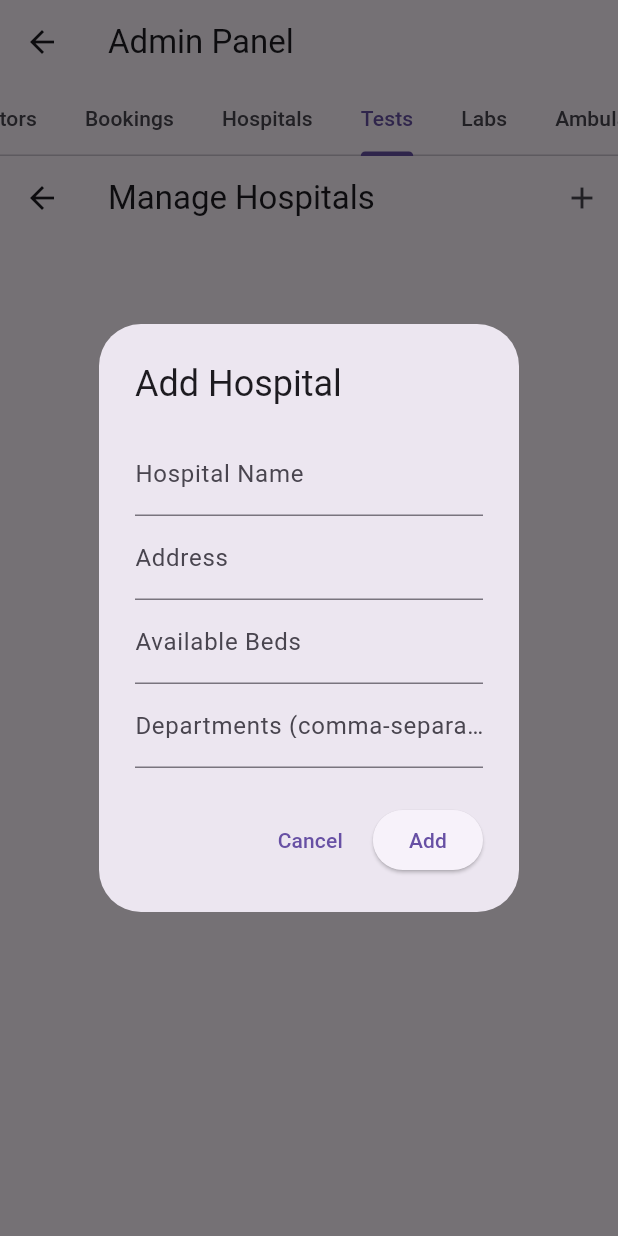
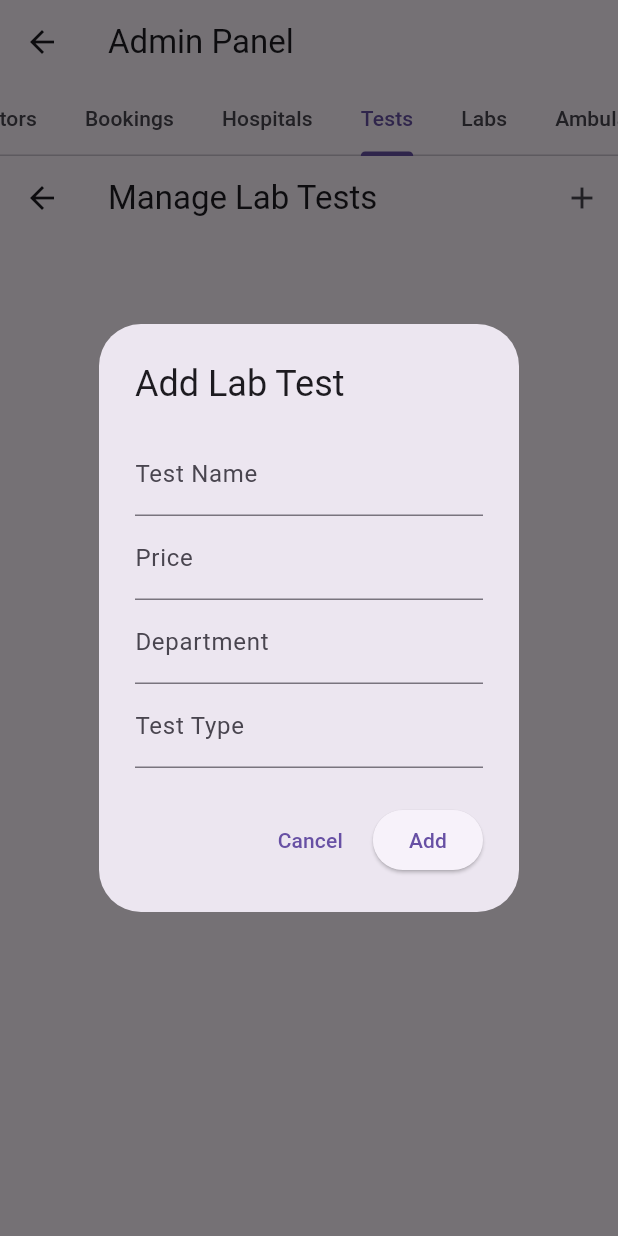
Before and after one commit to rggit-cyber/myDoctorApp, a Flutter app: the AdminPanel screen opened directly, tab 4 chosen, after a tap on the "add" icon, on a phone screen of 412 x 824 dp. Run offline on Flutter 3.47's test engine with Material 3 defaults, Android fonts, the phone set to English and light mode, and no system bars; our stand-ins replace cloud_firestore, firebase_auth, firebase_core, fluttertoast; accounts and stored records are empty.

Commit message:
manage lab tests and ambulance added

```diff
--- a/lib/admin_panel.dart
+++ b/lib/admin_panel.dart
@@ -1,3 +1,6 @@
+import 'package:doctor_app/manage_ambulance_page.dart';
+import 'package:doctor_app/manage_lab_tests_page.dart';
+import 'package:doctor_app/manage_labs_page.dart';
 import 'package:flutter/material.dart';
 import 'manage_doctors_page.dart';
 import 'manage_bookings_page.dart';
@@ -51,9 +54,9 @@ class _AdminPanelState extends State<AdminPanel>
           ManageDoctorsPage(),
           ManageBookingsPage(),
           ManageHospitalsPage(),
-          // ManageTestsPage(),
-          // ManageLabsPage(),
-          // ManageAmbulancePage(),
+          ManageLabTestsPage(),
+          ManageLabsPage(),
+          ManageAmbulancePage(),
         ],
       ),
     );
--- /dev/null
+++ b/lib/manage_lab_tests_page.dart
@@ -0,0 +1,197 @@
+import 'package:flutter/material.dart';
+import 'package:cloud_firestore/cloud_firestore.dart';
+
+class ManageLabTestsPage extends StatefulWidget {
+  @override
+  _ManageLabTestsPageState createState() => _ManageLabTestsPageState();
+}
+
+class _ManageLabTestsPageState extends State<ManageLabTestsPage> {
+  final FirebaseFirestore _firestore = FirebaseFirestore.instance;
+
+  void _addLabTest(BuildContext context) {
+    showDialog(
+      context: context,
+      builder: (context) {
+        String testName = '';
+        double price = 0.0;
+        String department = '';
+        String testType = '';
+
+        return AlertDialog(
+          title: Text("Add Lab Test"),
+          content: SingleChildScrollView(
+            child: Column(
+              mainAxisSize: MainAxisSize.min,
+              children: [
+                TextField(
+                  decoration: InputDecoration(labelText: "Test Name"),
+                  onChanged: (value) => testName = value,
+                ),
+                TextField(
+                  decoration: InputDecoration(labelText: "Price"),
+                  keyboardType: TextInputType.number,
+                  onChanged: (value) => price = double.tryParse(value) ?? 0.0,
+                ),
+                TextField(
+                  decoration: InputDecoration(labelText: "Department"),
+                  onChanged: (value) => department = value,
+                ),
+                TextField(
+                  decoration: InputDecoration(labelText: "Test Type"),
+                  onChanged: (value) => testType = value,
+                ),
+              ],
+            ),
+          ),
+          actions: [
+            TextButton(
+              onPressed: () => Navigator.pop(context),
+              child: Text("Cancel"),
+            ),
+            ElevatedButton(
+              onPressed: () {
+                if (testName.isNotEmpty &&
+                    price > 0.0 &&
+                    department.isNotEmpty &&
+                    testType.isNotEmpty) {
+                  _firestore.collection('lab_tests').add({
+                    'name': testName,
+                    'price': price,
+                    'department': department,
+                    'test_type': testType,
+                  });
+                  Navigator.pop(context);
+                }
+              },
+              child: Text("Add"),
+            ),
+          ],
+        );
+      },
+    );
+  }
+
+  void _editLabTest(
+      BuildContext context, String testId, Map<String, dynamic> currentData) {
+    showDialog(
+      context: context,
+      builder: (context) {
+        String testName = currentData['name'] ?? '';
+        double price = currentData['price'] ?? 0.0;
+        String department = currentData['department'] ?? '';
+        String testType = currentData['test_type'] ?? '';
+
+        return AlertDialog(
+          title: Text("Edit Lab Test"),
+          content: SingleChildScrollView(
+            child: Column(
+              mainAxisSize: MainAxisSize.min,
+              children: [
+                TextField(
+                  decoration: InputDecoration(labelText: "Test Name"),
+                  controller: TextEditingController(text: testName),
+                  onChanged: (value) => testName = value,
+                ),
+                TextField(
+                  decoration: InputDecoration(labelText: "Price"),
+                  controller: TextEditingController(text: price.toString()),
+                  keyboardType: TextInputType.number,
+                  onChanged: (value) => price = double.tryParse(value) ?? 0.0,
+                ),
+                TextField(
+                  decoration: InputDecoration(labelText: "Department"),
+                  controller: TextEditingController(text: department),
+                  onChanged: (value) => department = value,
+                ),
+                TextField(
+                  decoration: InputDecoration(labelText: "Test Type"),
+                  controller: TextEditingController(text: testType),
+                  onChanged: (value) => testType = value,
+                ),
+              ],
+            ),
+          ),
+          actions: [
+            TextButton(
+              onPressed: () => Navigator.pop(context),
+              child: Text("Cancel"),
+            ),
+            ElevatedButton(
+              onPressed: () {
+                if (testName.isNotEmpty &&
+                    price > 0.0 &&
+                    department.isNotEmpty &&
+                    testType.isNotEmpty) {
+                  _firestore.collection('lab_tests').doc(testId).update({
+                    'name': testName,
+                    'price': price,
+                    'department': department,
+                    'test_type': testType,
+                  });
+                  Navigator.pop(context);
+                }
+              },
+              child: Text("Save"),
+            ),
+          ],
+        );
+      },
+    );
+  }
+
+  void _deleteLabTest(String testId) {
+    _firestore.collection('lab_tests').doc(testId).delete();
+  }
+
+  @override
+  Widget build(BuildContext context) {
+    return Scaffold(
+      appBar: AppBar(
+        title: Text("Manage Lab Tests"),
+        actions: [
+          IconButton(
+            icon: Icon(Icons.add),
+            onPressed: () => _addLabTest(context),
+          ),
+        ],
+      ),
+      body: StreamBuilder<QuerySnapshot>(
+        stream: _firestore.collection('lab_tests').snapshots(),
+        builder: (context, snapshot) {
+          if (!snapshot.hasData) {
+            return Center(child: CircularProgressIndicator());
+          }
+
+          if (snapshot.data!.docs.isEmpty) {
+            return Center(child: Text("No lab tests found."));
+          }
+
+          return ListView(
+            children: snapshot.data!.docs.map((doc) {
+              final labTest = doc.data() as Map<String, dynamic>;
+              return ListTile(
+                title: Text(labTest['name']),
+                subtitle: Text(
+                    "Price: ${labTest['price']} | Department: ${labTest['department']} | Type: ${labTest['test_type']}"),
+                trailing: Row(
+                  mainAxisSize: MainAxisSize.min,
+                  children: [
+                    IconButton(
+                      icon: Icon(Icons.edit, color: Colors.blue),
+                      onPressed: () => _editLabTest(context, doc.id, labTest),
+                    ),
+                    IconButton(
+                      icon: Icon(Icons.delete, color: Colors.red),
+                      onPressed: () => _deleteLabTest(doc.id),
+                    ),
+                  ],
+                ),
+              );
+            }).toList(),
+          );
+        },
+      ),
+    );
+  }
+}
```
Also changed, not shown: lib/manage_ambulance_page.dart (added, +186 -0 lines), lib/manage_labs_page.dart (added, +182 -0 lines).
